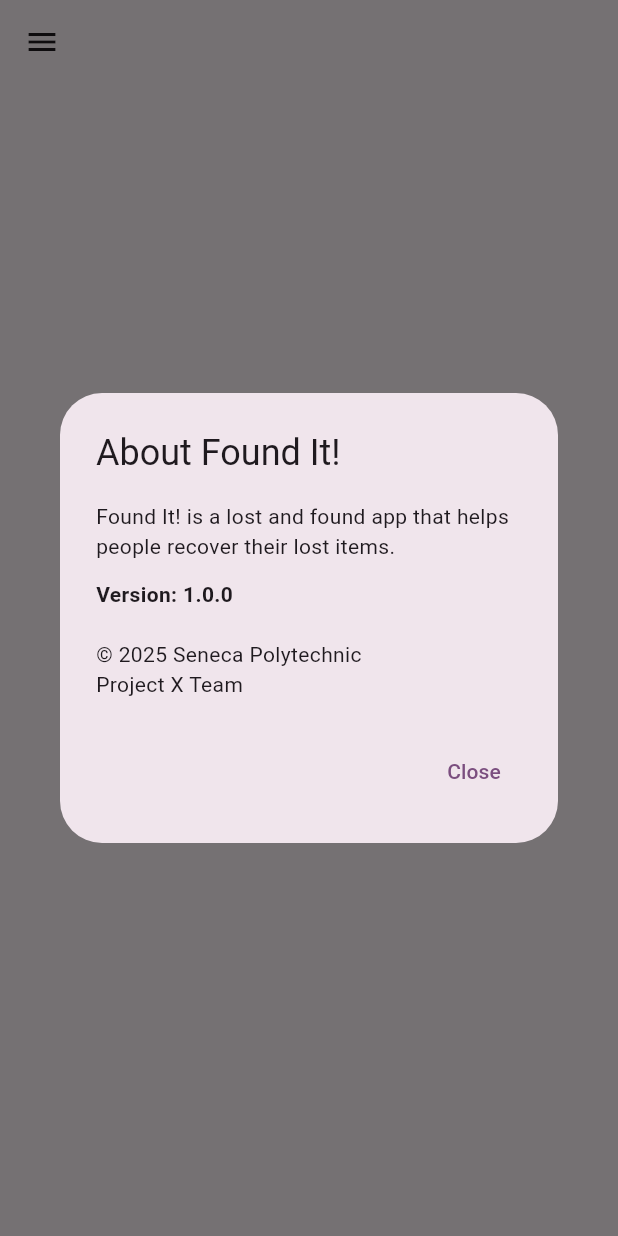
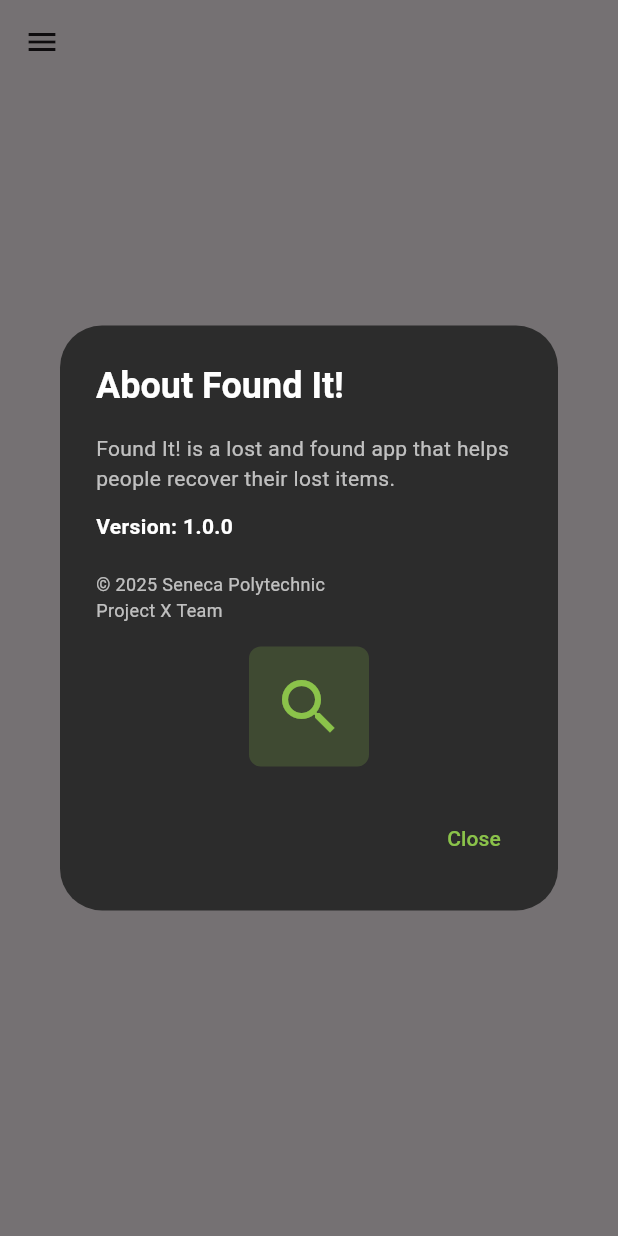
Before and after one commit to CAA900NBB-ProjectX/frontend_lost_and_found, a Flutter app: the AppScaffold screen opened directly with empty values, in the side drawer, after a tap on "About", on a phone screen of 412 x 824 dp. Run offline on Flutter 3.47's test engine with Material 3 defaults, Android fonts, the phone set to English and light mode, and no system bars; our stand-ins replace flutter_secure_storage, image_picker, universal_platform; missing offline and left inert: dart:html, stomp_dart_client; accounts and stored records are empty; network calls fail.

Commit message:
Update navigation with proper item service routes

```diff
--- a/lib/widgets/navigation_drawer.dart
+++ b/lib/widgets/navigation_drawer.dart
@@ -46,6 +46,7 @@ class _AppNavigationDrawerState extends State<AppNavigationDrawer> {
   @override
   Widget build(BuildContext context) {
     return Drawer(
+      backgroundColor: const Color(0xFF1A1A1A), // Dark background
       child: Column(
         children: [
           _buildHeader(),
@@ -62,10 +63,28 @@ class _AppNavigationDrawerState extends State<AppNavigationDrawer> {
                 ),
                 _buildNavItem(
                   context,
+                  title: 'Search Items',
+                  icon: Icons.search,
+                  route: '/search_items',
+                  isSelected: widget.currentRoute == '/search_items',
+                ),
+                _buildNavItem(
+                  context,
+                  title: 'Report Lost Item',
+                  icon: Icons.help_outline,
+                  route: '/upload_item',
+                  arguments: {'status': 'LOST'},
+                  isSelected: widget.currentRoute == '/upload_item' &&
+                      (ModalRoute.of(context)?.settings.arguments as Map<String, dynamic>?)?.containsValue('LOST') == true,
+                ),
+                _buildNavItem(
+                  context,
                   title: 'Report Found Item',
-                  icon: Icons.add_circle,
+                  icon: Icons.check_circle_outline,
                   route: '/upload_item',
-                  isSelected: widget.currentRoute == '/upload_item',
+                  arguments: {'status': 'FOUND'},
+                  isSelected: widget.currentRoute == '/upload_item' &&
+                      (ModalRoute.of(context)?.settings.arguments as Map<String, dynamic>?)?.containsValue('FOUND') == true,
                 ),
                 _buildNavItem(
                   context,
@@ -74,7 +93,7 @@ class _AppNavigationDrawerState extends State<AppNavigationDrawer> {
                   route: '/profile',
                   isSelected: widget.currentRoute == '/profile',
                 ),
-                const Divider(),
+                const Divider(color: Color(0xFF3A3A3A)),
                 _buildNavItem(
                   context,
                   title: 'About',
@@ -87,10 +106,10 @@ class _AppNavigationDrawerState extends State<AppNavigationDrawer> {
               ],
             ),
           ),
-          const Divider(),
+          const Divider(color: Color(0xFF3A3A3A)),
           ListTile(
             leading: const Icon(Icons.logout, color: Colors.red),
-            title: const Text('Logout'),
+            title: const Text('Logout', style: TextStyle(color: Colors.white)),
             onTap: () async {
               await _authService.logout();
               if (context.mounted) {
@@ -106,12 +125,24 @@ class _AppNavigationDrawerState extends State<AppNavigationDrawer> {
 
   Widget _buildHeader() {
     return UserAccountsDrawerHeader(
+      decoration: const BoxDecoration(
+        color: Color(0xFF8BC34A), // Green accent color
+      ),
       accountName: _isLoading
           ? const Text('Loading...')
-          : Text(_currentUser?.username ?? 'User'),
+          : Text(
+        _currentUser?.username ?? 'User',
+        style: const TextStyle(
+          fontWeight: FontWeight.bold,
+          color: Colors.white,
+        ),
+      ),
       accountEmail: _isLoading
           ? const Text('Loading...')
-          : Text(_currentUser?.email ?? 'user@example.com'),
+          : Text(
+        _currentUser?.email ?? 'user@example.com',
+        style: const TextStyle(color: Colors.white),
+      ),
       currentAccountPicture: CircleAvatar(
         backgroundColor: Colors.white,
         child: Text(
@@ -123,12 +154,9 @@ class _AppNavigationDrawerState extends State<AppNavigationDrawer> {
           style: const TextStyle(
             fontSize: 30,
             fontWeight: FontWeight.bold,
-            color: Colors.purple,
+            color: Color(0xFF8BC34A),
           ),
         ),
-      ),
-      decoration: BoxDecoration(
-        color: Theme.of(context).primaryColor,
       ),
     );
   }
@@ -138,26 +166,31 @@ class _AppNavigationDrawerState extends State<AppNavigationDrawer> {
         required String title,
         required IconData icon,
         String? route,
+        Map<String, dynamic>? arguments,
         bool isSelected = false,
         VoidCallback? onTap,
       }) {
     return ListTile(
       leading: Icon(
         icon,
-        color: isSelected ? Theme.of(context).primaryColor : null,
+        color: isSelected ? const Color(0xFF8BC34A) : Colors.white70,
       ),
       title: Text(
         title,
         style: TextStyle(
           fontWeight: isSelected ? FontWeight.bold : FontWeight.normal,
-          color: isSelected ? Theme.of(context).primaryColor : null,
+          color: isSelected ? const Color(0xFF8BC34A) : Colors.white,
         ),
       ),
       selected: isSelected,
       onTap: onTap ?? () {
         Navigator.pop(context);
-        if (route != null && route != widget.currentRoute) {
-          Navigator.pushReplacementNamed(context, route);
+        if (route != null && (route != widget.currentRoute || arguments != null)) {
+          Navigator.pushReplacementNamed(
+            context,
+            route,
+            arguments: arguments,
+          );
         }
       },
     );
@@ -168,33 +201,55 @@ class _AppNavigationDrawerState extends State<AppNavigationDrawer> {
       context: context,
       builder: (BuildContext context) {
         return AlertDialog(
-          title: const Text('About Found It!'),
-          content: const SingleChildScrollView(
-            child: Column(
+          backgroundColor: const Color(0xFF2C2C2C),
+          title: const Text(
+            'About Found It!',
+            style: TextStyle(color: Colors.white, fontWeight: FontWeight.bold),
+          ),
+          content: Column(
+            mainAxisSize: MainAxisSize.min,
             crossAxisAlignment: CrossAxisAlignment.start,
-              mainAxisSize: MainAxisSize.min,
             children: [
-                Text(
+              const Text(
                 'Found It! is a lost and found app that helps people recover their lost items.',
+                style: TextStyle(color: Colors.white70),
               ),
-                SizedBox(height: 12),
-                Text(
+              const SizedBox(height: 12),
+              const Text(
                 'Version: 1.0.0',
-                  style: TextStyle(fontWeight: FontWeight.bold),
+                style: TextStyle(color: Colors.white, fontWeight: FontWeight.bold),
               ),
-                SizedBox(height: 20),
-                Text(
+              const SizedBox(height: 20),
+              const Text(
                 '© 2025 Seneca Polytechnic\nProject X Team',
+                style: TextStyle(color: Colors.white70, fontSize: 12),
+              ),
+              const SizedBox(height: 16),
+              Center(
+                child: Container(
+                  padding: const EdgeInsets.all(16),
+                  decoration: BoxDecoration(
+                    color: const Color(0xFF8BC34A).withOpacity(0.2),
+                    borderRadius: BorderRadius.circular(8),
+                  ),
+                  child: const Icon(
+                    Icons.search,
+                    color: Color(0xFF8BC34A),
+                    size: 48,
+                  ),
+                ),
               ),
             ],
-            ),
           ),
           actions: [
             TextButton(
               onPressed: () {
                 Navigator.of(context).pop();
               },
-              child: const Text('Close'),
+              child: const Text(
+                'Close',
+                style: TextStyle(color: Color(0xFF8BC34A)),
+              ),
             ),
           ],
         );
```
Lines whose indentation alone changed are shown as unchanged.
